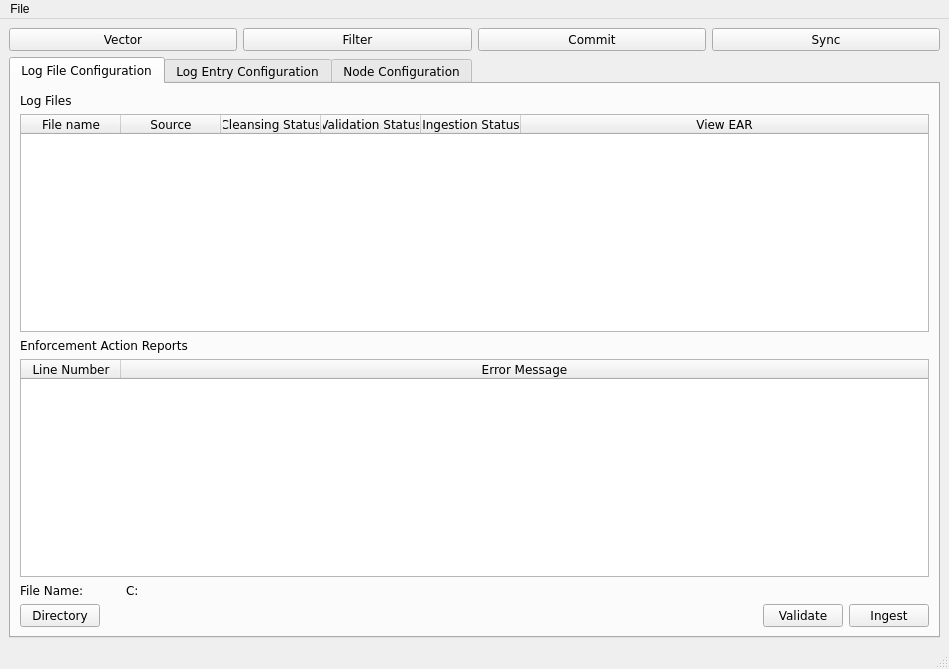
Qt form ui/main_window.ui (CS4311-spring-2020/pick-tool-team14-keikaku) before a commit.
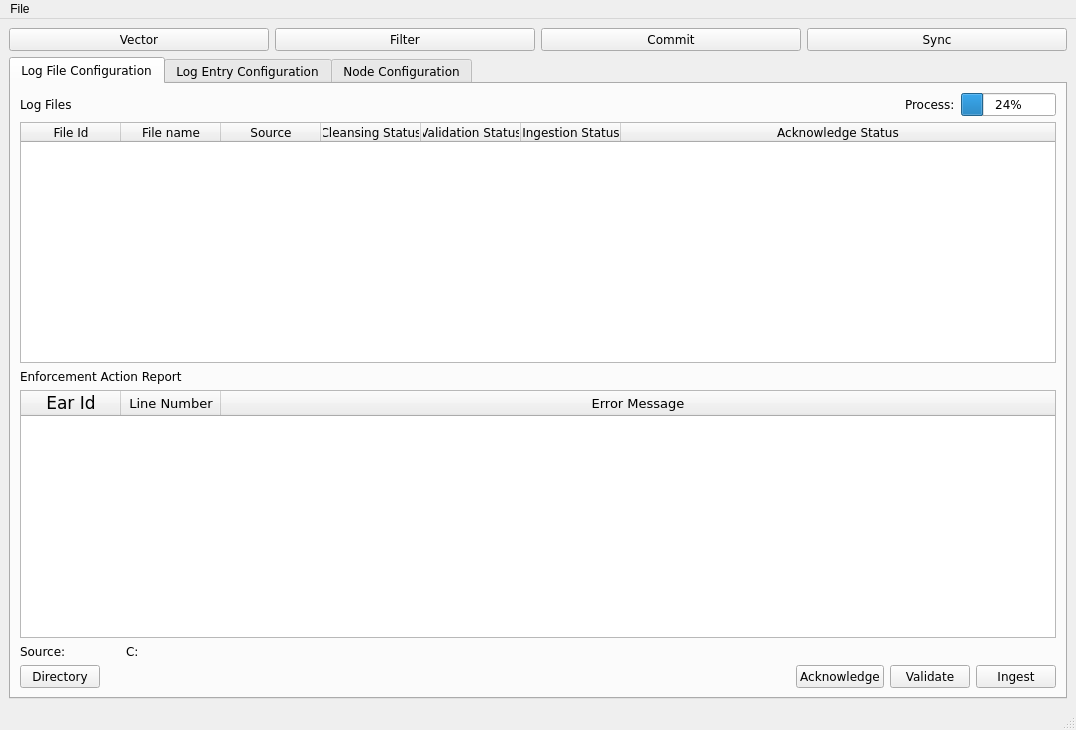
The same form after that commit. Icons and pictures are not drawn.

Commit message: Added test splunk methods and class operations

What changed in the file:
```diff
--- a/ui/main_window.ui
+++ b/ui/main_window.ui
@@ -6,8 +6,8 @@
    <rect>
     <x>0</x>
     <y>0</y>
-    <width>949</width>
-    <height>669</height>
+    <width>1076</width>
+    <height>730</height>
    </rect>
   </property>
   <property name="windowTitle">
@@ -98,28 +98,68 @@
         <item>
          <layout class="QVBoxLayout" name="topVL">
           <item>
-           <widget class="QLabel" name="logFileTableLabel">
-            <property name="sizePolicy">
-             <sizepolicy hsizetype="Preferred" vsizetype="Fixed">
-              <horstretch>0</horstretch>
-              <verstretch>0</verstretch>
-             </sizepolicy>
-            </property>
-            <property name="minimumSize">
-             <size>
-              <width>0</width>
-              <height>0</height>
-             </size>
-            </property>
-            <property name="font">
-             <font>
-              <family>Verdana</family>
-             </font>
-            </property>
-            <property name="text">
-             <string>Log Files</string>
-            </property>
-           </widget>
+           <layout class="QHBoxLayout" name="horizontalLayout">
+            <item>
+             <widget class="QLabel" name="logFileTableLabel">
+              <property name="sizePolicy">
+               <sizepolicy hsizetype="Preferred" vsizetype="Fixed">
+                <horstretch>0</horstretch>
+                <verstretch>0</verstretch>
+               </sizepolicy>
+              </property>
+              <property name="minimumSize">
+               <size>
+                <width>0</width>
+                <height>0</height>
+               </size>
+              </property>
+              <property name="font">
+               <font>
+                <family>Verdana</family>
+               </font>
+              </property>
+              <property name="text">
+               <string>Log Files</string>
+              </property>
+             </widget>
+            </item>
+            <item>
+             <spacer name="horizontalSpacer">
+              <property name="orientation">
+               <enum>Qt::Horizontal</enum>
+              </property>
+              <property name="sizeHint" stdset="0">
+               <size>
+                <width>40</width>
+                <height>20</height>
+               </size>
+              </property>
+             </spacer>
+            </item>
+            <item>
+             <widget class="QLabel" name="label">
+              <property name="text">
+               <string>Process:</string>
+              </property>
+             </widget>
+            </item>
+            <item>
+             <widget class="QProgressBar" name="fileProcessProgressBar">
+              <property name="sizePolicy">
+               <sizepolicy hsizetype="Fixed" vsizetype="Fixed">
+                <horstretch>0</horstretch>
+                <verstretch>0</verstretch>
+               </sizepolicy>
+              </property>
+              <property name="maximum">
+               <number>100</number>
+              </property>
+              <property name="value">
+               <number>24</number>
+              </property>
+             </widget>
+            </item>
+           </layout>
           </item>
           <item>
            <widget class="QTableWidget" name="logFileTable">
@@ -131,10 +171,22 @@
             </property>
             <property name="minimumSize">
              <size>
-              <width>801</width>
+              <width>0</width>
               <height>0</height>
              </size>
             </property>
+            <property name="maximumSize">
+             <size>
+              <width>16777215</width>
+              <height>16777215</height>
+             </size>
+            </property>
+            <property name="sizeAdjustPolicy">
+             <enum>QAbstractScrollArea::AdjustIgnored</enum>
+            </property>
+            <property name="selectionMode">
+             <enum>QAbstractItemView::SingleSelection</enum>
+            </property>
             <property name="selectionBehavior">
              <enum>QAbstractItemView::SelectRows</enum>
             </property>
@@ -147,6 +199,22 @@
             <attribute name="horizontalHeaderStretchLastSection">
              <bool>true</bool>
             </attribute>
+            <attribute name="verticalHeaderVisible">
+             <bool>false</bool>
+            </attribute>
+            <attribute name="verticalHeaderStretchLastSection">
+             <bool>false</bool>
+            </attribute>
+            <column>
+             <property name="text">
+              <string>File Id</string>
+             </property>
+             <property name="font">
+              <font>
+               <family>Verdana</family>
+              </font>
+             </property>
+            </column>
             <column>
              <property name="text">
               <string>File name</string>
@@ -199,7 +267,7 @@
             </column>
             <column>
              <property name="text">
-              <string>View EAR</string>
+              <string>Acknowledge Status</string>
              </property>
              <property name="font">
               <font>
@@ -227,7 +295,7 @@
              </font>
             </property>
             <property name="text">
-             <string>Enforcement Action Reports</string>
+             <string>Enforcement Action Report</string>
             </property>
            </widget>
           </item>
@@ -245,6 +313,12 @@
               <height>0</height>
              </size>
             </property>
+            <property name="font">
+             <font>
+              <family>Verdana</family>
+              <pointsize>10</pointsize>
+             </font>
+            </property>
             <property name="selectionBehavior">
              <enum>QAbstractItemView::SelectRows</enum>
             </property>
@@ -254,6 +328,23 @@
             <attribute name="horizontalHeaderStretchLastSection">
              <bool>true</bool>
             </attribute>
+            <attribute name="verticalHeaderVisible">
+             <bool>false</bool>
+            </attribute>
+            <attribute name="verticalHeaderShowSortIndicator" stdset="0">
+             <bool>true</bool>
+            </attribute>
+            <column>
+             <property name="text">
+              <string>Ear Id</string>
+             </property>
+             <property name="font">
+              <font>
+               <family>Verdana</family>
+               <pointsize>13</pointsize>
+              </font>
+             </property>
+            </column>
             <column>
              <property name="text">
               <string>Line Number</string>
@@ -300,7 +391,7 @@
              </font>
             </property>
             <property name="text">
-             <string>File Name:</string>
+             <string>Source:</string>
             </property>
            </widget>
           </item>
@@ -340,18 +431,40 @@
            </widget>
           </item>
           <item>
-           <spacer name="horizontalSpacer">
+           <spacer name="spacer">
             <property name="orientation">
              <enum>Qt::Horizontal</enum>
             </property>
+            <property name="sizeType">
+             <enum>QSizePolicy::Expanding</enum>
+            </property>
             <property name="sizeHint" stdset="0">
              <size>
-              <width>40</width>
-              <height>20</height>
+              <width>0</width>
+              <height>0</height>
              </size>
             </property>
            </spacer>
           </item>
+          <item>
+           <widget class="QPushButton" name="acknowledgeButton">
+            <property name="sizePolicy">
+             <sizepolicy hsizetype="Fixed" vsizetype="Fixed">
+              <horstretch>0</horstretch>
+              <verstretch>0</verstretch>
+             </sizepolicy>
+            </property>
+            <property name="font">
+             <font>
+              <family>Verdana</family>
+              <pointsize>9</pointsize>
+             </font>
+            </property>
+            <property name="text">
+             <string>Acknowledge</string>
+            </property>
+           </widget>
+          </item>
           <item>
            <widget class="QPushButton" name="validateButton">
             <property name="sizePolicy">
@@ -1191,8 +1304,8 @@
     <rect>
      <x>0</x>
      <y>0</y>
-     <width>949</width>
-     <height>26</height>
+     <width>1076</width>
+     <height>22</height>
     </rect>
    </property>
    <widget class="QMenu" name="menuFile">
```
Left out of the diff: 51 changed lines with no effect on the pictures. The commit also changes 12 other files.
